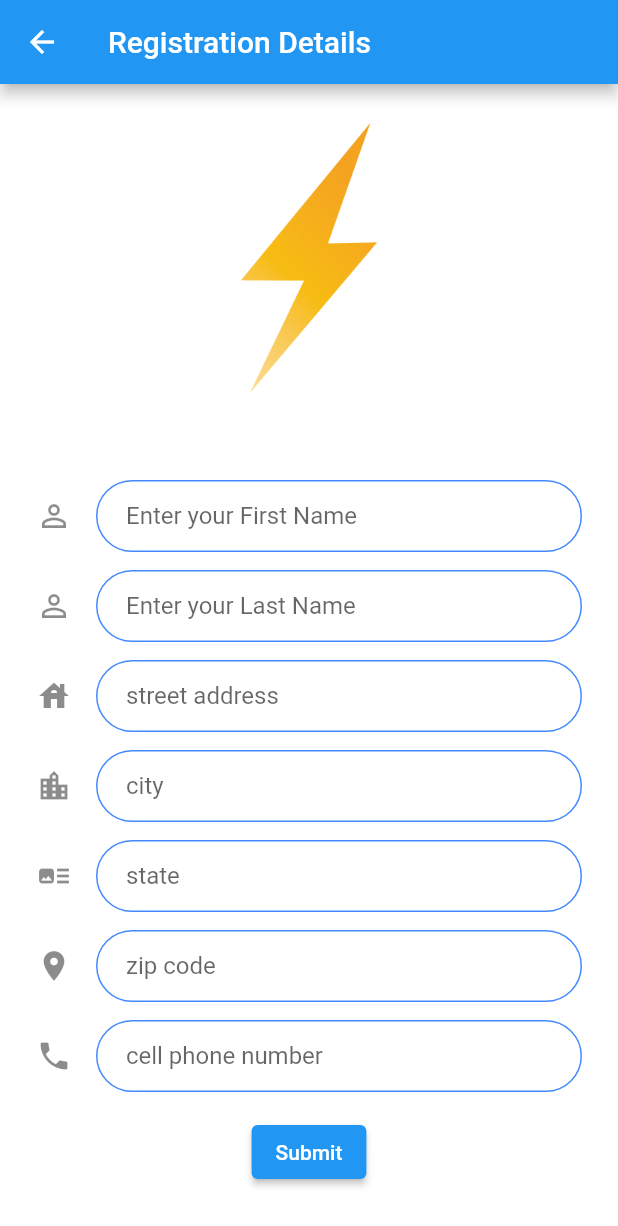
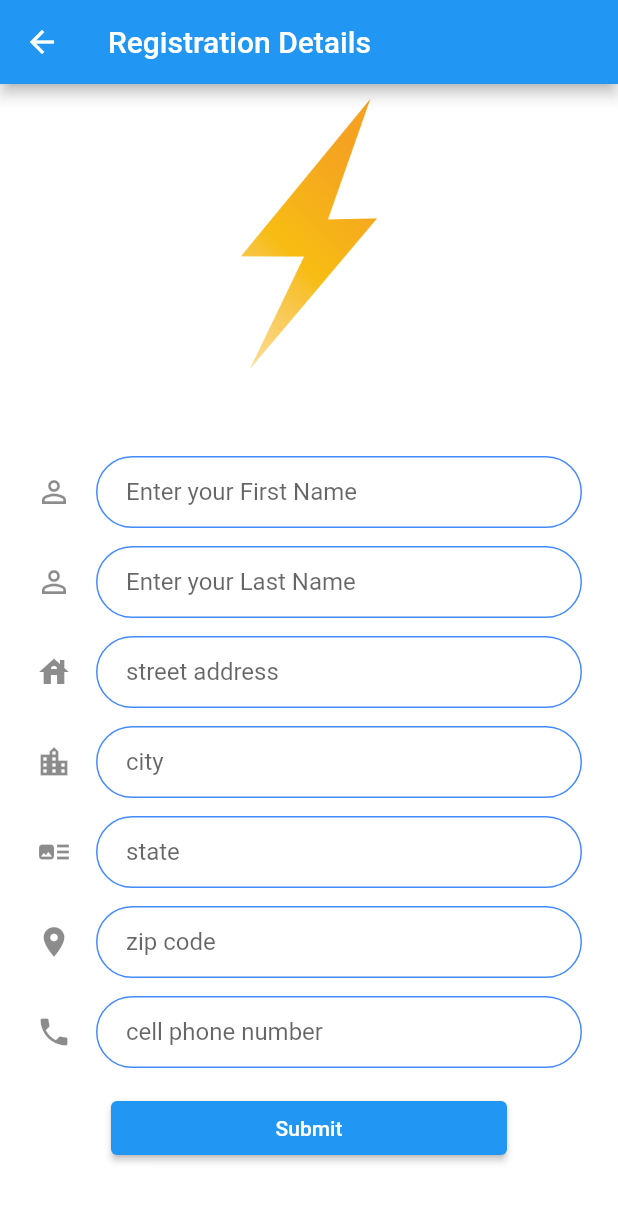
Before and after one commit to LuisDLF98/doers_app, a Flutter app: the RegistrationFormScreen screen opened by its route, on a phone screen of 412 x 824 dp. Shown: the top 1226 px of the screen. Run offline on Flutter 3.47's test engine with Material 2 defaults, Android fonts, the phone set to English and light mode, and no system bars; our stand-ins replace animated_text_kit, google_sign_in, modal_progress_hud.

Commit message:
list view fix for register form

```diff
--- a/lib/screens/registration_form_screen.dart
+++ b/lib/screens/registration_form_screen.dart
@@ -31,9 +31,8 @@ class _RegistrationFormScreenState extends State<RegistrationFormScreen> {
         child: Padding(
           padding: EdgeInsets.symmetric(horizontal: 24.0),
           child: Form(
-            child: Column(
-              mainAxisAlignment: MainAxisAlignment.center,
-              crossAxisAlignment: CrossAxisAlignment.center,
+            child: ListView(
+
               children: <Widget>[
 
                 Flexible(
@@ -223,8 +222,9 @@ class _RegistrationFormScreenState extends State<RegistrationFormScreen> {
                     ),
                   ),
                 ),
+
                 Padding(
-                  padding: const EdgeInsets.symmetric(vertical: 16.0),
+                  padding: const EdgeInsets.symmetric(vertical: 16.0, horizontal: 50),
                   child: ElevatedButton(
                     onPressed: () {
                       // Validate will return true if the form is valid, or false if
```
Also changed, not shown: 1 other file.
